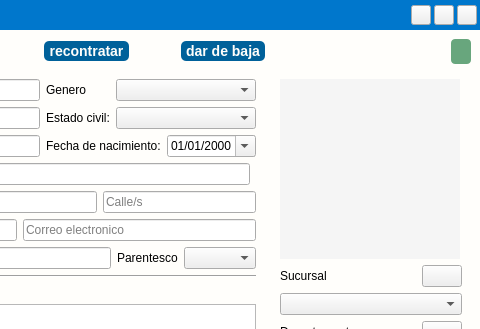
Above: app/View/UserInterfaceUi/UI_REGISTRO_EMPLEADO.ui from LAngelVp/software-punto-de-venta before the change; both pictures show x 712 to 1192 and y 0 to 329 of the 1192 by 679 pixel window. Below: the same form after it.
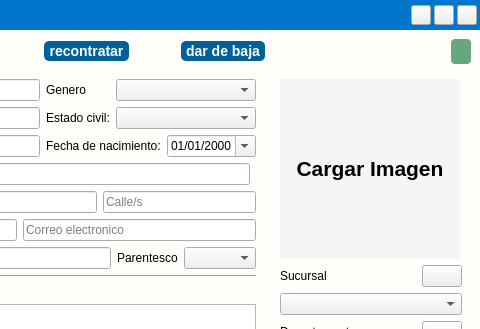
That is the form after the change. Icons and pictures are not drawn.

The edit to the form file:
```diff
--- a/app/View/UserInterfaceUi/UI_REGISTRO_EMPLEADO.ui
+++ b/app/View/UserInterfaceUi/UI_REGISTRO_EMPLEADO.ui
@@ -57,10 +57,11 @@
 	background-color: #fffefb;
 }
 #label_fotousuario{
-	min-width:180px;
-	min-height:180px;
-	max-width:180px;
-	max-height:180px;
+	font-size:15px;
+	font-family:&quot;Arial&quot;;
+	font-weight:bold;
+	min-width:200px;
+	min-height:200px;
 	border:solid 2px black;
 	background-color:#F5F5F5;
 }
@@ -609,8 +610,25 @@
             </item>
             <item row="0" column="0">
              <widget class="QLabel" name="label_fotousuario">
+              <property name="minimumSize">
+               <size>
+                <width>180</width>
+                <height>180</height>
+               </size>
+              </property>
+              <property name="cursor">
+               <cursorShape>PointingHandCursor</cursorShape>
+              </property>
               <property name="text">
-               <string/>
+               <string>&lt;!DOCTYPE HTML PUBLIC &quot;-//W3C//DTD HTML 4.0//EN&quot; &quot;http://www.w3.org/TR/REC-html40/strict.dtd&quot;&gt;
+&lt;html&gt;&lt;head&gt;&lt;meta name=&quot;qrichtext&quot; content=&quot;1&quot; /&gt;&lt;style type=&quot;text/css&quot;&gt;
+p, li { white-space: pre-wrap; }
+&lt;/style&gt;&lt;/head&gt;&lt;body style=&quot; font-family:'Cantarell'; font-size:11pt; font-weight:400; font-style:normal;&quot;&gt;
+&lt;p align=&quot;center&quot; style=&quot; margin-top:12px; margin-bottom:12px; margin-left:0px; margin-right:0px; -qt-block-indent:0; text-indent:0px;&quot;&gt;&lt;img src=&quot;:/Icons/IconosSVG/subir_imagen.png&quot; width=&quot;90&quot; height=&quot;80&quot; /&gt;&lt;/p&gt;
+&lt;p align=&quot;center&quot; style=&quot; margin-top:12px; margin-bottom:12px; margin-left:0px; margin-right:0px; -qt-block-indent:0; text-indent:0px;&quot;&gt;&lt;span style=&quot; font-size:16pt; font-weight:bold;font-family:Arial&quot;&gt;Cargar Imagen&lt;/span&gt;&lt;/p&gt;&lt;/body&gt;&lt;/html&gt;</string>
+              </property>
+              <property name="scaledContents">
+               <bool>false</bool>
               </property>
              </widget>
             </item>
```
